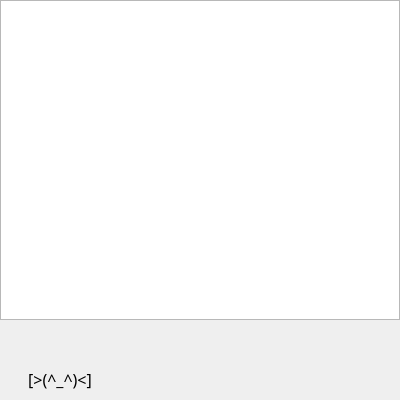
First picture: the form in mainwindow.ui, repository skotopes/arfarius, before the edit.
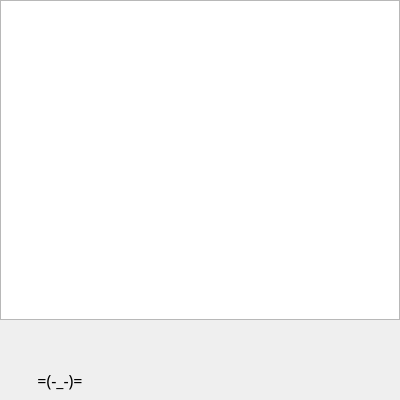
Second picture: the form after the edit. Icons and pictures are not drawn. Custom widgets are drawn as their Qt base class.

Diff of the .ui file:
```diff
--- a/mainwindow.ui
+++ b/mainwindow.ui
@@ -161,7 +161,7 @@
            </font>
           </property>
           <property name="text">
-           <string>[&gt;(^_^)&lt;]</string>
+           <string>=(-_-)=</string>
           </property>
           <property name="alignment">
            <set>Qt::AlignCenter</set>
```
